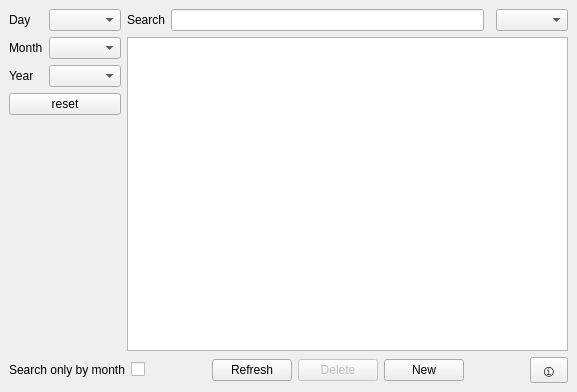
Qt form mainwindow.ui (dr3mro/SimpleStorage) before a commit.
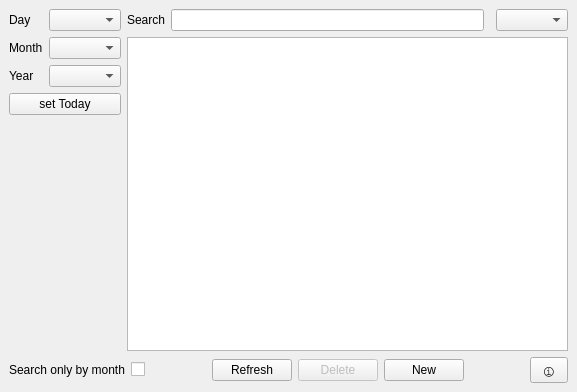
The same form after that commit. Custom widgets are drawn as their Qt base class.

```diff
--- a/mainwindow.ui
+++ b/mainwindow.ui
@@ -98,7 +98,7 @@
     <item row="4" column="0">
      <widget class="QPushButton" name="resetDate_button">
       <property name="text">
-       <string>reset</string>
+       <string>set Today</string>
       </property>
      </widget>
     </item>
```
